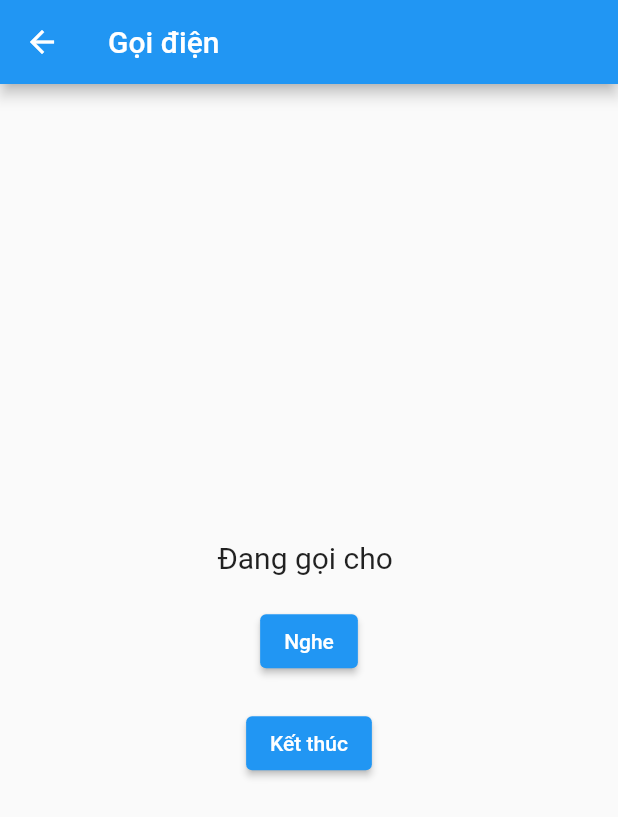
After one commit to linh18nd/kit_chat_app, a Flutter app: the CallPage screen opened by its route, after a tap on "Nghe", on a phone screen of 412 x 824 dp. The commit adds this screen. Shown: the top 817 px of the screen. Run offline on Flutter 3.47's test engine with Material 2 defaults, Android fonts, the phone set to English and light mode, and no system bars; our stand-ins replace cached_network_image, cloud_firestore, firebase_auth, firebase_core, firebase_messaging, firebase_storage and 6 more; missing offline and left inert: agora_rtc_engine, flutter_facebook_auth, wechat_assets_picker; accounts and stored records are empty; statements that could not run were skipped.

Commit message:
add feature call

```diff
--- a/lib/main.dart
+++ b/lib/main.dart
@@ -3,13 +3,14 @@ import 'package:flutter/material.dart';
 import 'package:kit_chat_app/common/config/setup.dart';
 import 'package:kit_chat_app/firebase_options.dart';
 import 'package:kit_chat_app/persenstation/app.dart';
+import 'package:kit_chat_app/persenstation/service/agora.dart';
 import 'package:kit_chat_app/persenstation/service/firebase_message.dart';
 import 'package:kit_chat_app/persenstation/service/local_notification.dart';
 
 void main() async {
   WidgetsFlutterBinding.ensureInitialized();
   setup();
-
+  // await AgoraService().setupVoiceSDKEngine();
   await Firebase.initializeApp(
     options: DefaultFirebaseOptions.currentPlatform,
   );
--- /dev/null
+++ b/lib/persenstation/service/agora.dart
@@ -0,0 +1,57 @@
+import 'dart:developer';
+
+import 'package:agora_rtc_engine/agora_rtc_engine.dart';
+import 'package:permission_handler/permission_handler.dart';
+
+class AgoraService {
+  static final RtcEngine _agoraEngine = createAgoraRtcEngine();
+  Future<void> setupVoiceSDKEngine() async {
+    await [Permission.microphone, Permission.camera].request();
+    await [Permission.microphone].request();
+
+    _agoraEngine.initialize(
+        const RtcEngineContext(appId: '9f9698ceacf149f1ba97bd29e8b7c8d5'));
+    _agoraEngine.enableVideo();
+
+    _agoraEngine.registerEventHandler(
+      RtcEngineEventHandler(
+        onJoinChannelSuccess: (RtcConnection connection, int elapsed) {
+          log("Local user uid:${connection.localUid} joined the channel");
+        },
+        onUserJoined: (RtcConnection connection, int remoteUid, int elapsed) {
+          log("Remote user uid:$remoteUid joined the channel");
+        },
+        onUserOffline: (RtcConnection connection, int remoteUid,
+            UserOfflineReasonType reason) {
+          log("Remote user uid:$remoteUid left the channel");
+
+          // _remoteUid = null;
+        },
+      ),
+    );
+  }
+
+  static void join(String channelId, int userId) async {
+    await _agoraEngine.startPreview();
+    ChannelMediaOptions options = const ChannelMediaOptions(
+      clientRoleType: ClientRoleType.clientRoleBroadcaster,
+      channelProfile: ChannelProfileType.channelProfileCommunication,
+    );
+
+    await _agoraEngine.joinChannel(
+      token:
+          '007eJxTYBC5ty5r6kXuuVNbX9zdWx77gme36Rfbe9O/Lqpm23OlcaK9AoNlmqWZpUVyamJymqGJZZphUqKleVKKkWWqRZJ5skWKafT3+pSGQEYG4SstLIwMEAjiszCkpObmMzAAADznIrU=',
+      channelId: channelId,
+      options: options,
+      uid: userId,
+    );
+  }
+
+  static Future<void> leaveChannel() async {
+    await _agoraEngine.leaveChannel();
+  }
+
+  static void disposeAgoraRtcEngine() {
+    _agoraEngine.disableAudio();
+  }
+}
--- a/lib/persenstation/service/firebase_message.dart
+++ b/lib/persenstation/service/firebase_message.dart
@@ -19,7 +19,8 @@ class FirebaseMessagingService {
   static Future<void> configureFirebaseMessaging() async {
     await _firebaseMessaging.requestPermission();
     FirebaseMessaging.onBackgroundMessage(_firebaseMessagingBackgroundHandler);
-    FirebaseMessaging.onMessage.listen((RemoteMessage message) {
+    FirebaseMessaging.onMessage.listen(
+      (RemoteMessage message) {
         final notification = message.notification;
 
         if (notification != null) {
@@ -32,7 +33,8 @@ class FirebaseMessagingService {
             notiId: const Uuid().v1().hashCode,
           );
         }
-    });
+      },
+    );
 
     FirebaseMessaging.onMessageOpenedApp.listen((RemoteMessage message) {
       final notification = message.notification;
--- /dev/null
+++ b/lib/persenstation/view/call/bindings/call_binding.dart
@@ -0,0 +1,9 @@
+import 'package:get/get.dart';
+import 'package:kit_chat_app/persenstation/view/call/controller/call_controller.dart';
+
+class CallBinding extends Bindings {
+  @override
+  void dependencies() {
+    Get.lazyPut<CallController>(() => CallController());
+  }
+}
--- /dev/null
+++ b/lib/persenstation/view/call/controller/call_controller.dart
@@ -0,0 +1,35 @@
+import 'dart:developer';
+
+import 'package:get/get.dart';
+import 'package:kit_chat_app/domain/models/user_model.dart';
+import 'package:kit_chat_app/persenstation/service/agora.dart';
+
+class CallController extends GetxController {
+  UserModel? friend;
+  String token = '';
+  int userId = 0;
+  @override
+  void onInit() {
+    super.onInit();
+    AgoraService().setupVoiceSDKEngine();
+    friend = Get.arguments['friend'];
+    token = Get.arguments['token'];
+    userId = Get.arguments['userId'];
+  }
+
+  @override
+  void onClose() {
+    AgoraService.disposeAgoraRtcEngine();
+    super.onClose();
+  }
+
+  void endCall() {
+    AgoraService.leaveChannel();
+    Get.back();
+  }
+
+  void joinChannel() {
+    log('token: $token');
+    AgoraService.join(token, userId);
+  }
+}
--- /dev/null
+++ b/lib/persenstation/view/call/view/call_view.dart
@@ -0,0 +1,41 @@
+import 'package:flutter/material.dart';
+import 'package:get/get.dart';
+import 'package:kit_chat_app/persenstation/view/call/controller/call_controller.dart';
+
+class CallPage extends GetView<CallController> {
+  const CallPage({Key? key}) : super(key: key);
+
+  @override
+  Widget build(BuildContext context) {
+    return Scaffold(
+      appBar: AppBar(
+        title: const Text('Gọi điện'),
+      ),
+      body: Center(
+        child: Column(
+          mainAxisAlignment: MainAxisAlignment.center,
+          children: [
+            Text(
+              'Đang gọi cho ${controller.friend?.username ?? ''}',
+              style: const TextStyle(fontSize: 20),
+            ),
+            const SizedBox(height: 20),
+            ElevatedButton(
+              onPressed: () {
+                controller.joinChannel();
+              },
+              child: const Text('Nghe'),
+            ),
+            const SizedBox(height: 20),
+            ElevatedButton(
+              onPressed: () {
+                controller.endCall();
+              },
+              child: const Text('Kết thúc'),
+            ),
+          ],
+        ),
+      ),
+    );
+  }
+}
--- a/lib/route/app_route.dart
+++ b/lib/route/app_route.dart
@@ -1,4 +1,6 @@
 import 'package:get/get.dart';
+import 'package:kit_chat_app/persenstation/view/call/bindings/call_binding.dart';
+import 'package:kit_chat_app/persenstation/view/call/view/call_view.dart';
 import 'package:kit_chat_app/persenstation/view/chat_view/bindings/chat_view_binding.dart';
 import 'package:kit_chat_app/persenstation/view/chat_view/view/chat_view.dart';
 import 'package:kit_chat_app/persenstation/view/friend/bindings/friend_binding.dart';
@@ -59,6 +61,11 @@ class AppRoute {
       page: () => const ProfilePage(),
       binding: ProfileBinding(),
     ),
+    GetPage(
+      name: AppPath.call,
+      page: () => const CallPage(),
+      binding: CallBinding(),
+    ),
   ];
 }
 
@@ -73,4 +80,5 @@ class AppPath {
   static const String profile = '/profile';
 
   static const String imagePreview = '/imagePreview';
+  static const String call = '/call';
 }
--- a/pubspec.yaml
+++ b/pubspec.yaml
@@ -29,6 +29,8 @@ dependencies:
   wechat_assets_picker: ^8.5.0
   flutter_keyboard_visibility: ^5.4.1
   http: ^0.13.6
+  agora_rtc_engine: ^6.2.0
+  permission_handler: ^10.2.0
   # firebase
   firebase_core: ^2.13.0
   firebase_auth: ^4.6.1
```
Also changed, not shown: lib/persenstation/view/chat_view/view/chat_view.dart (+16 -0 lines), pubspec.lock, 1 other file. Lines whose indentation alone changed are shown as unchanged.
